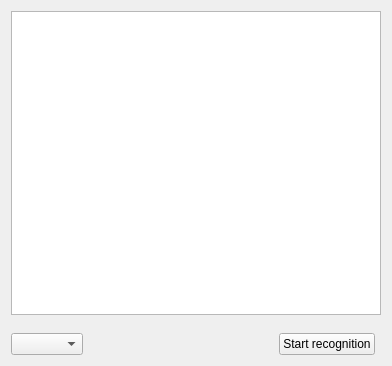
The window that src/ui/textbasededit_ui.ui (KDE/kdenlive) describes before a commit, drawn with Qt 5.
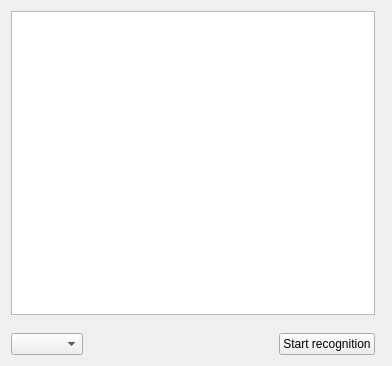
The same window after the commit. Custom widgets are drawn as their Qt base class.

Commit message: Speech to text widget: put text in a list view, clicking on a sentence seeks the clip monitor

The edit to the form file:
```diff
--- a/src/ui/textbasededit_ui.ui
+++ b/src/ui/textbasededit_ui.ui
@@ -18,8 +18,12 @@
      </item>
     </layout>
    </item>
-   <item row="0" column="0" colspan="4">
-    <widget class="QTextEdit" name="textEdit"/>
+   <item row="0" column="0" colspan="3">
+    <widget class="QListWidget" name="listWidget">
+     <property name="alternatingRowColors">
+      <bool>true</bool>
+     </property>
+    </widget>
    </item>
    <item row="1" column="0" colspan="4">
     <widget class="QFrame" name="frame_position">
```
Left out of the diff: 6 changed lines with no effect on the pictures. The commit also changes 1 other file.
